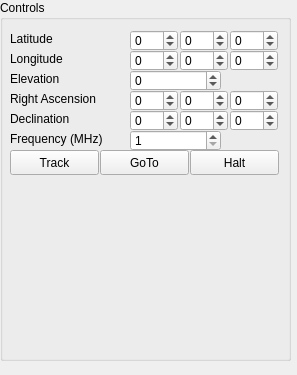
Qt form inputs.ui (ahp-electronics/xc-gui) before a commit.
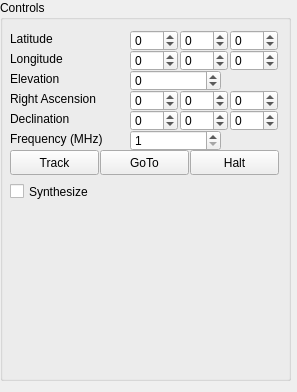
The same form after that commit.

Commit message: Larger inputs group in graph

What changed in the file:
```diff
--- a/inputs.ui
+++ b/inputs.ui
@@ -10,7 +10,7 @@
     <x>0</x>
     <y>0</y>
     <width>297</width>
-    <height>375</height>
+    <height>392</height>
    </rect>
   </property>
   <property name="acceptDrops">
@@ -25,7 +25,7 @@
      <x>0</x>
      <y>0</y>
      <width>291</width>
-     <height>361</height>
+     <height>381</height>
     </rect>
    </property>
    <property name="title">
@@ -67,7 +67,7 @@
     <property name="geometry">
      <rect>
       <x>10</x>
-      <y>190</y>
+      <y>210</y>
       <width>261</width>
       <height>161</height>
      </rect>
@@ -385,6 +385,19 @@
      <string>Halt</string>
     </property>
    </widget>
+   <widget class="QCheckBox" name="Synthesize">
+    <property name="geometry">
+     <rect>
+      <x>10</x>
+      <y>180</y>
+      <width>101</width>
+      <height>23</height>
+     </rect>
+    </property>
+    <property name="text">
+     <string>Synthesize</string>
+    </property>
+   </widget>
   </widget>
  </widget>
  <resources/>
```
The commit also changes 4 other files.
